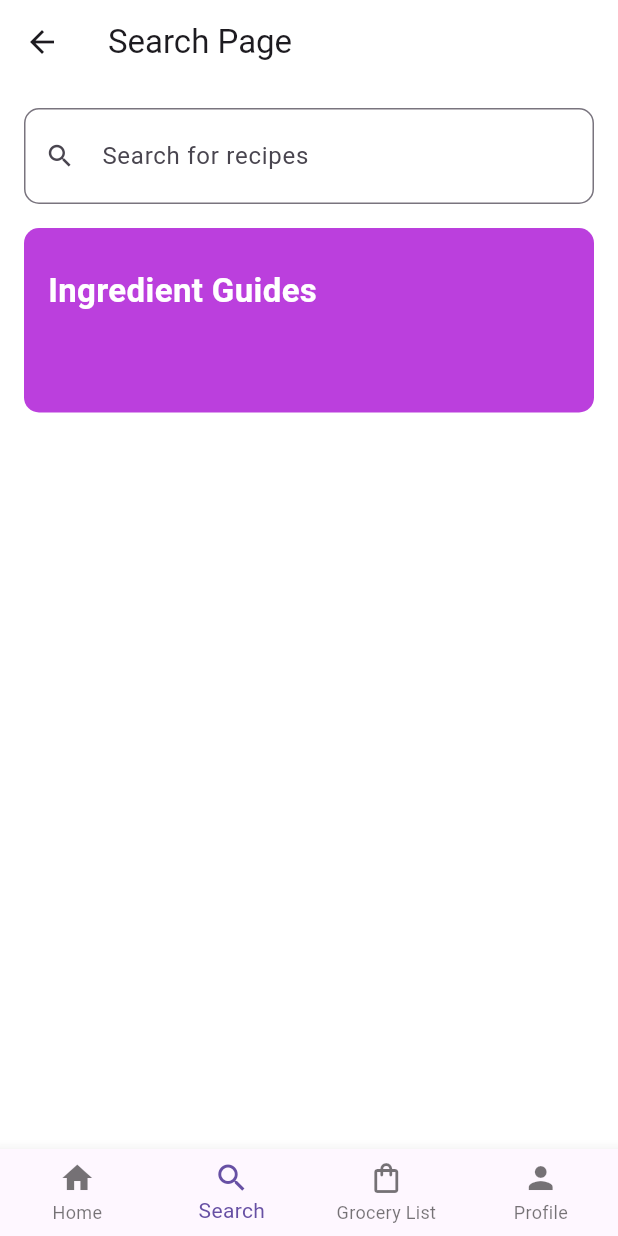
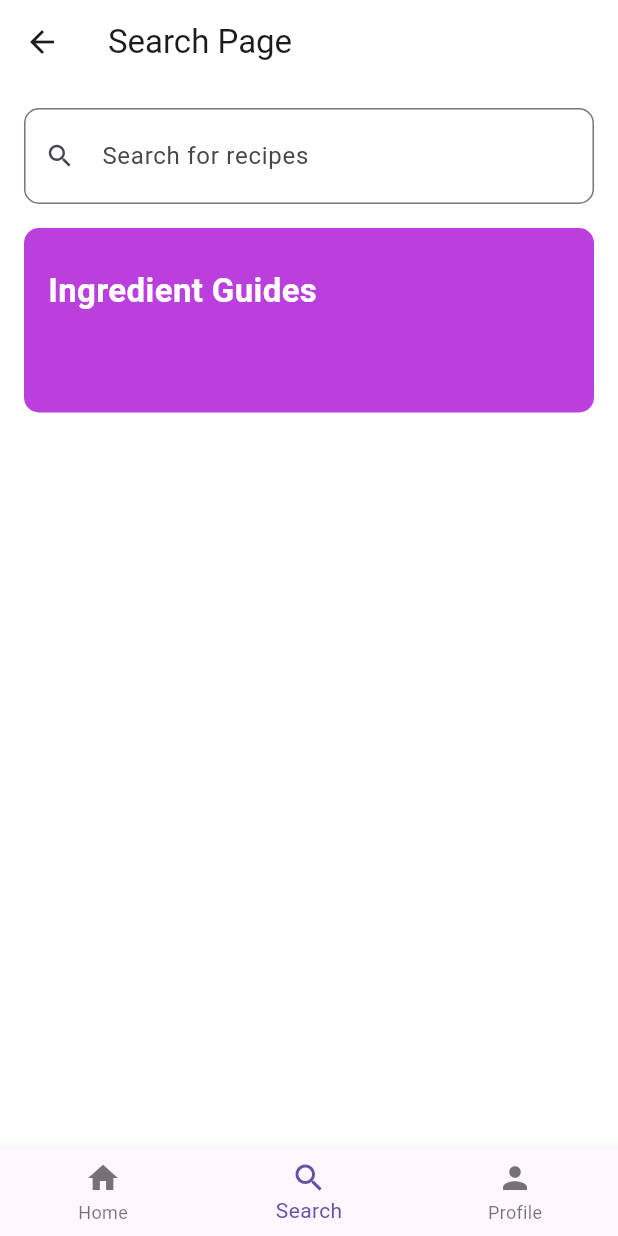
Before and after one commit to uzaircode/evercook, a Flutter app: the Dashboard screen opened directly, item 2 of the bottom bar chosen, on a phone screen of 412 x 824 dp. Run offline on Flutter 3.47's test engine with Material 3 defaults, Android fonts, the phone set to English and light mode, and no system bars; our stand-ins replace dotted_border, email_validator, firebase_analytics, firebase_core, flutter_bloc, fpdart and 6 more; missing offline and left inert: dart:ffi; accounts and stored records are empty.

Commit message:
Move shopping list icon to homepage appbar

```diff
--- a/lib/pages/home/dashboard.dart
+++ b/lib/pages/home/dashboard.dart
@@ -1,7 +1,6 @@
 import 'package:evercook/features/auth/presentation/pages/profile_page.dart';
 import 'package:evercook/features/recipe/presentation/pages/home_page.dart';
 import 'package:evercook/features/recipe/presentation/pages/search_page.dart';
-import 'package:evercook/features/shopping_list/presentation/pages/shopping_list_page.dart';
 import 'package:flutter/material.dart';
 
 class Dashboard extends StatefulWidget {
@@ -18,7 +17,6 @@ class _DashboardState extends State<Dashboard> {
   late final List<Widget> _screens = <Widget>[
     const HomePage(),
     const SearchPage(),
-    const ShoppingListPage(),
     const ProfilePage(),
   ];
 
@@ -46,10 +44,6 @@ class _DashboardState extends State<Dashboard> {
             label: 'Search',
           ),
           BottomNavigationBarItem(
-            icon: Icon(Icons.shopping_bag_outlined),
-            label: 'Grocery List',
-          ),
-          BottomNavigationBarItem(
             icon: Icon(Icons.person),
             label: 'Profile',
           ),
```
